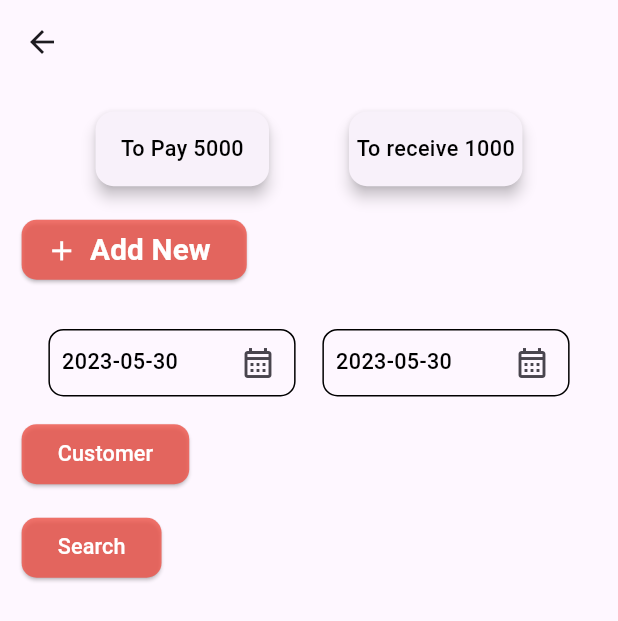
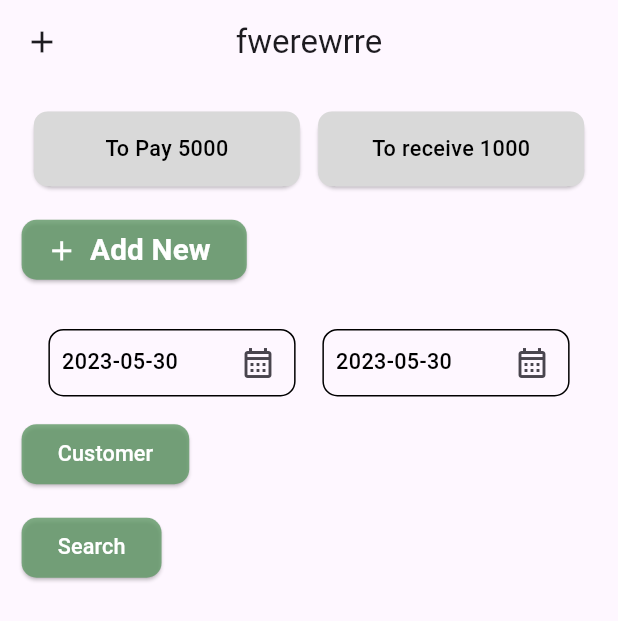
Before and after one commit to khandaker-shamsul-arafen/ecash_Book, a Flutter app: the DashBoardView screen opened by its route, after a tap on "Loan Give", on a phone screen of 412 x 824 dp. Shown: the top 621 px of the screen. Run offline on Flutter 3.47's test engine with Material 2 defaults, Android fonts, the phone set to English and light mode, and no system bars; our stand-ins replace flutter_onboarding_slider, flutter_screenutil, get; missing offline and left inert: validatorless.

Commit message:
Add Page Primarly Done, Give Page Primarly Done

```diff
--- a/lib/app/constants/all_color.dart
+++ b/lib/app/constants/all_color.dart
@@ -1,13 +1,14 @@
 import 'dart:ui';
 
 class AllColors {
-  static const primaryColor = Color(0xFFEE5247);
-  static const primaryDarkColor = Color(0xFFD63327);
-  static const primaryLightColor = Color(0xFFFFB7B2);
+  static const primaryColor = Color(0xFF609966);
+  static const primaryDarkColor = Color(0xFF3E6938);
+  static const primaryDarkColor2 = Color(0xFF40513B);
+  static const primaryLightColor = Color(0xFF9DC08B);
   static const pureWhiteColor = Color(0xFFFFFFFF);
   static const pureBlackColor = Color(0xFF000000);
   static const greyColor = Color(0xFF7B7B7B);
   static const greyDarkColor = Color(0xFF575757);
   static const greyLightColor = Color(0xFFD9D9D9);
-  static const secondaryColor = Color(0xFF1D3F50);
+  static const secondaryColor = Color(0xFFEDF1D6);
 }
--- a/lib/app/modules/dash_board/views/dash_board_view.dart
+++ b/lib/app/modules/dash_board/views/dash_board_view.dart
@@ -1,4 +1,6 @@
+import 'package:ecash_book/app/constants/all_color.dart';
 import 'package:ecash_book/app/constants/constant_widget.dart';
+import 'package:ecash_book/app/constants/text_style.dart';
 import 'package:flutter/material.dart';
 import 'package:flutter_screenutil/flutter_screenutil.dart';
 import 'package:get/get.dart';
@@ -16,9 +18,15 @@ class DashBoardView extends GetView<DashBoardController> {
     return SafeArea(
       child: Scaffold(
           appBar: AppBar(
-            title: const Text(''),
-            centerTitle: true,
+            title: Text(
+              'lkjdkjw',
+              style: AllTextStyle()
+                  .textRegularStyle16(color: AllColors.pureWhiteColor),
+            ),
+            //centerTitle: true,
+            backgroundColor: AllColors.primaryDarkColor,
           ),
+          drawer: Drawer(),
           body: Padding(
             padding: EdgeInsets.all(16.0.r),
             child: Column(
@@ -26,34 +34,44 @@ class DashBoardView extends GetView<DashBoardController> {
               crossAxisAlignment: CrossAxisAlignment.start,
               children: [
                 const Row(
-                  mainAxisAlignment: MainAxisAlignment.spaceEvenly,
+                  mainAxisAlignment: MainAxisAlignment.start,
                   crossAxisAlignment: CrossAxisAlignment.start,
                   children: [
-                    TextCard(text: 'To Pay 5000'),
-                    TextCard(text: 'To receive 1000'),
+                    TextCard(text: 'To Pay: 5000'),
+                    Spacer(),
+                    TextCard(text: 'To receive: 1000'),
                   ],
                 ),
                 ConstantWidget().gapeH16(),
                 Row(
-                  mainAxisAlignment: MainAxisAlignment.spaceEvenly,
+                  mainAxisAlignment: MainAxisAlignment.start,
                   crossAxisAlignment: CrossAxisAlignment.start,
                   children: [
                     SizedBox(
-                      height: Get.height * 0.07,
-                      width: Get.width * 0.3,
+                      height: Get.height * 0.17,
+                      width: Get.width * 0.45,
                       child: HomeButton(
-                        icon: Icon(Icons.ice_skating),
+                        icon: const Icon(
+                          Icons.monetization_on_sharp,
+                          size: 80,
+                          color: AllColors.pureWhiteColor,
+                        ),
                         text: 'Loan Give',
                         onPress: () {
                           Get.toNamed(Routes.GIVE);
                         },
                       ),
                     ),
+                    Spacer(),
                     SizedBox(
-                      height: Get.height * 0.07,
-                      width: Get.width * 0.3,
+                      height: Get.height * 0.17,
+                      width: Get.width * 0.45,
                       child: HomeButton(
-                        icon: Icon(Icons.ice_skating),
+                        icon: const Icon(
+                          Icons.monetization_on_sharp,
+                          size: 80,
+                          color: AllColors.pureWhiteColor,
+                        ),
                         text: 'Take Loan',
                         onPress: () {
                           Get.toNamed(Routes.REGISTRATION);
@@ -67,7 +85,10 @@ class DashBoardView extends GetView<DashBoardController> {
                   height: Get.height * 0.07,
                   width: Get.width,
                   child: HomeButton(
-                    icon: Icon(Icons.ice_skating),
+                    icon: const Icon(
+                      Icons.monetization_on_sharp,
+                      color: AllColors.pureWhiteColor,
+                    ),
                     text: 'Monthly Income',
                     onPress: () {
                       Get.toNamed(Routes.REGISTRATION);
--- a/lib/app/modules/give/views/give_view.dart
+++ b/lib/app/modules/give/views/give_view.dart
@@ -18,7 +18,8 @@ class GiveView extends GetView<GiveController> {
     return SafeArea(
       child: Scaffold(
         appBar: AppBar(
-          title: const Text(''),
+          leading: Icon(Icons.add),
+          title: const Text('fwerewrre'),
           centerTitle: true,
         ),
         body: Padding(
@@ -146,7 +147,8 @@ class GiveView extends GetView<GiveController> {
                   'Search',
                   style: AllTextStyle()
                       .textRegularStyle16(color: AllColors.pureWhiteColor),
-                  ))
+                ),
+              )
             ],
           ),
         ),
--- a/lib/app/routes/app_pages.dart
+++ b/lib/app/routes/app_pages.dart
@@ -8,13 +8,15 @@ import '../modules/give/bindings/give_binding.dart';
 import '../modules/give/views/give_view.dart';
 import '../modules/registration/bindings/registration_binding.dart';
 import '../modules/registration/views/registration_view.dart';
+import '../modules/splash_screen/bindings/splash_screen_binding.dart';
+import '../modules/splash_screen/views/splash_screen_view.dart';
 
 part 'app_routes.dart';
 
 class AppPages {
   AppPages._();
 
-  static const INITIAL = Routes.REGISTRATION;
+  static const INITIAL = Routes.SPLASH_SCREEN;
 
   static final routes = [
     GetPage(
@@ -37,5 +39,10 @@ class AppPages {
       page: () => const AddView(),
       binding: AddBinding(),
     ),
+    GetPage(
+      name: _Paths.SPLASH_SCREEN,
+      page: () => const SplashScreenView(),
+      binding: SplashScreenBinding(),
+    ),
   ];
 }
--- a/lib/app/routes/app_routes.dart
+++ b/lib/app/routes/app_routes.dart
@@ -8,6 +8,7 @@ abstract class Routes {
   static const DASH_BOARD = _Paths.DASH_BOARD;
   static const GIVE = _Paths.GIVE;
   static const ADD = _Paths.ADD;
+  static const SPLASH_SCREEN = _Paths.SPLASH_SCREEN;
 }
 
 abstract class _Paths {
@@ -17,4 +18,5 @@ abstract class _Paths {
   static const DASH_BOARD = '/dash-board';
   static const GIVE = '/give';
   static const ADD = '/add';
+  static const SPLASH_SCREEN = '/splash-screen';
 }
--- a/lib/app/widget/home_button.dart
+++ b/lib/app/widget/home_button.dart
@@ -1,4 +1,5 @@
 import 'package:ecash_book/app/constants/all_color.dart';
+import 'package:ecash_book/app/constants/text_style.dart';
 import 'package:flutter/material.dart';
 
 class HomeButton extends StatelessWidget {
@@ -20,13 +21,17 @@ class HomeButton extends StatelessWidget {
       child: Container(
         decoration: BoxDecoration(
           borderRadius: BorderRadius.circular(10),
-          color: AllColors.primaryLightColor,
+          color: AllColors.primaryColor,
         ),
         child: Column(
           mainAxisAlignment: MainAxisAlignment.center,
           children: <Widget>[
-            const Icon(Icons.shopping_cart), // <-- Icon
-            Text(text), // <-- Text
+            icon, // <-- Icon
+            Text(
+              text,
+              style: AllTextStyle()
+                  .textRegularStyle20(color: AllColors.pureWhiteColor),
+            ), // <-- Text
           ],
         ),
       ),
--- a/lib/app/widget/text_card.dart
+++ b/lib/app/widget/text_card.dart
@@ -1,5 +1,7 @@
+import 'package:ecash_book/app/constants/all_color.dart';
 import 'package:ecash_book/app/constants/text_style.dart';
 import 'package:flutter/material.dart';
+import 'package:flutter_screenutil/flutter_screenutil.dart';
 import 'package:get/get.dart';
 
 class TextCard extends StatelessWidget {
@@ -11,14 +13,23 @@ class TextCard extends StatelessWidget {
   Widget build(BuildContext context) {
     return SizedBox(
       height: Get.height * 0.07,
-      width: Get.width * 0.3,
+      width: Get.width * 0.45,
       child: Card(
-        elevation: 4,
-        child: Center(
+        elevation: 1,
+        child: Container(
+          decoration: BoxDecoration(
+            borderRadius: BorderRadius.circular(10.r),
+            color: AllColors.greyLightColor,
+          ),
+          child: Center(
+              child: Padding(
+            padding: EdgeInsets.all(3.0.r),
             child: Text(
-          text,
-          style: AllTextStyle().textRegularStyle16(),
-        )),
+              text,
+              style: AllTextStyle().textRegularStyle16(),
+            ),
+          )),
+        ),
       ),
     );
   }
--- a/pubspec.yaml
+++ b/pubspec.yaml
@@ -35,6 +35,8 @@ dependencies:
 
 
   cupertino_icons: ^1.0.5
+  animated_splash_screen: ^1.3.0
+  flutter_onboarding_slider: ^1.0.9
 
 dev_dependencies:
   flutter_test:
```
Also changed, not shown: lib/app/modules/add/views/add_view.dart (+3 -18 lines), lib/app/modules/splash_screen/bindings/splash_screen_binding.dart (added, +12 -0 lines), lib/app/modules/splash_screen/controllers/splash_screen_controller.dart (added, +24 -0 lines), lib/app/modules/splash_screen/views/splash_screen_view.dart (added, +77 -0 lines), lib/app/widget/pageTransitionType.dart (added, +12 -0 lines), lib/onboard.dart (added, +178 -0 lines), assets/images/advlogo.png (added), pubspec.lock. Lines whose indentation alone changed are shown as unchanged.
